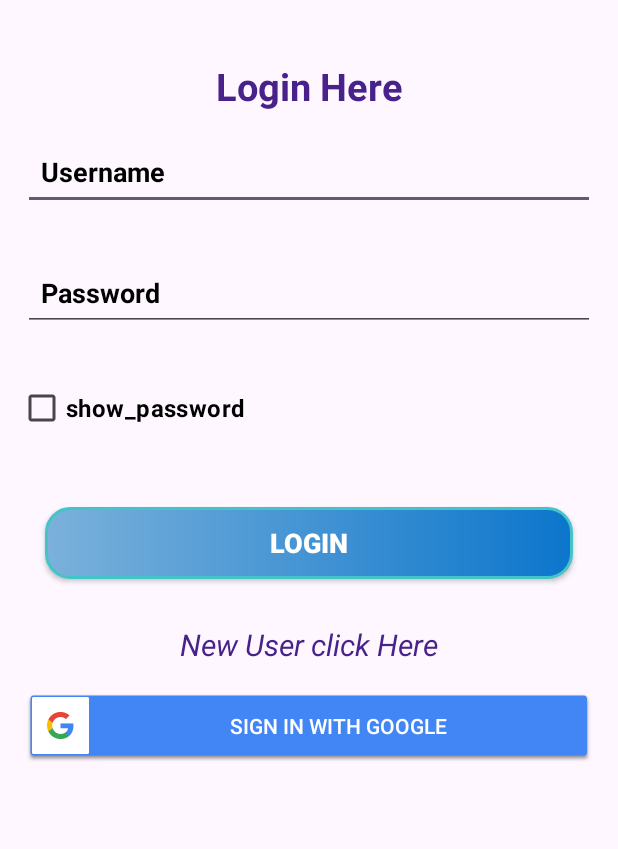
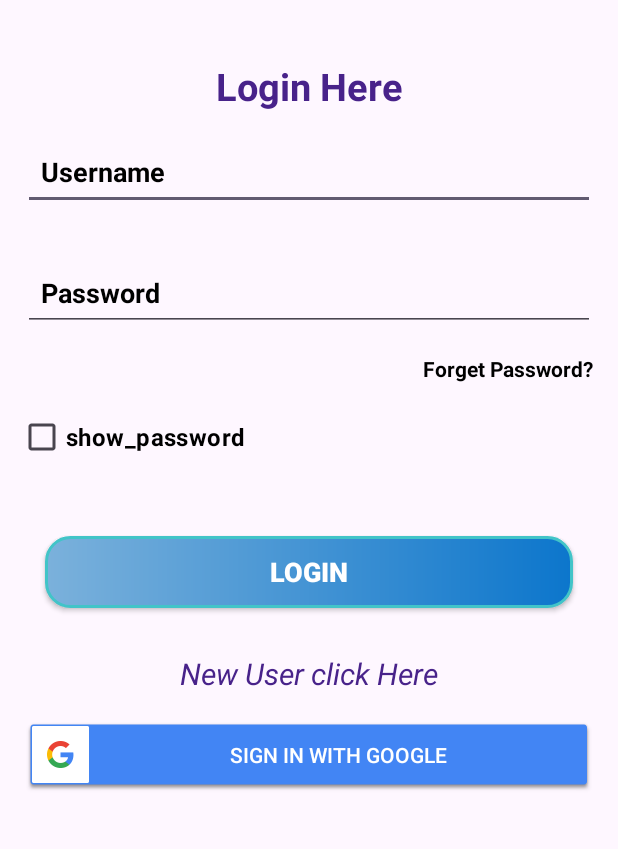
Before and after one commit to harshadapawar2710/Health-and-Fitness-Tracker, an Android app: the screen it shows after launch (LoginActivity), on a phone screen of 412 x 824 dp, the part 294-1143 px from its top. Run offline under Robolectric (Android 15) with nearby library versions, the phone set to English and light mode, and no system bars; libraries missing offline, so code that uses them is left out: com.loopj.android, cz.msebera.android.

Commit message:
forget password activity code

```diff
--- a/app/src/main/AndroidManifest.xml
+++ b/app/src/main/AndroidManifest.xml
@@ -16,11 +16,14 @@
         android:theme="@style/Theme.FinalProject"
         tools:targetApi="31">
         <activity
+            android:name=".ConformRegisterMobileNoActivity"
+            android:exported="false" />
+        <activity
             android:name=".MyProfileActivity"
             android:exported="false" />
         <activity
             android:name=".VerifyOTPActivity"
-            android:exported="false"></activity>
+            android:exported="false" />
         <activity
             android:name=".RegistrationActivity"
             android:exported="false" />
--- a/app/src/main/java/com/example/finalproject/LoginActivity.java
+++ b/app/src/main/java/com/example/finalproject/LoginActivity.java
@@ -41,7 +41,7 @@ public class LoginActivity extends AppCompatActivity {
     CheckBox cbShowHidePassword;
 
     Button btnlogin;
-    TextView tvNewUser;
+    TextView tvNewUser,tvForgetPassword;
 
     ProgressDialog progressDialog;
 
@@ -66,6 +66,7 @@ public class LoginActivity extends AppCompatActivity {
         tvNewUser = findViewById(R.id.tvloginnewuser);
         btnlogin=findViewById(R.id.btnLoginLogin);
         btnSignInWithGoogle=findViewById(R.id.acbtnLoginSignInWithGoogle);
+        tvForgetPassword=findViewById(R.id.tvLoginForgetPassword);
 
 
         googleSignInOptions=new GoogleSignInOptions.Builder(GoogleSignInOptions.DEFAULT_SIGN_IN).requestEmail().build();
@@ -88,6 +89,7 @@ public class LoginActivity extends AppCompatActivity {
                 }
             }
         });
+
 
         btnlogin.setOnClickListener(new View.OnClickListener() {
             @Override
@@ -124,6 +126,14 @@ public class LoginActivity extends AppCompatActivity {
                 }
             }
         });
+
+        tvForgetPassword.setOnClickListener(new View.OnClickListener() {
+            @Override
+            public void onClick(View view) {
+                Intent intent=new Intent(LoginActivity.this,ConformRegisterMobileNoActivity.class);
+                startActivity(intent);
+            }
+        });
         tvNewUser.setOnClickListener(new View.OnClickListener() {
             @Override
             public void onClick(View view) {
@@ -150,7 +160,7 @@ public class LoginActivity extends AppCompatActivity {
 
             try {
                 task.getResult(ApiException.class);
-                Intent intent=new Intent(LoginActivity.this,HomeActivity.class);
+                Intent intent=new Intent(LoginActivity.this,MyProfileActivity.class);
                 startActivity(intent);
                 finish();
             }catch (ApiException e)
--- a/app/src/main/res/layout/activity_login.xml
+++ b/app/src/main/res/layout/activity_login.xml
@@ -57,6 +57,18 @@
             android:textSize="18sp"
             android:textStyle="bold" />
 
+        <TextView
+            android:layout_width="wrap_content"
+            android:layout_height="wrap_content"
+            android:id="@+id/tvLoginForgetPassword"
+            android:text="Forget Password?"
+            android:textStyle="bold"
+            android:textSize="14sp"
+            android:textColor="@color/black"
+            android:layout_gravity="right"
+            android:paddingRight="16dp"
+            />
+
         <CheckBox
             android:id="@+id/cbLoginShowHidePassword"
             android:layout_width="match_parent"
--- a/app/src/main/res/layout/activity_my_profile.xml
+++ b/app/src/main/res/layout/activity_my_profile.xml
@@ -44,6 +44,9 @@
     android:text="SignOut"
     android:textColor="@color/white"
     android:textSize="18dp"
-    android:textStyle="bold" />
+        android:textStyle="bold" >
+
+    </androidx.appcompat.widget.AppCompatButton>
+
 
 </LinearLayout>
```
Also changed, not shown: app/src/main/java/com/example/finalproject/ConformRegisterMobileNoActivity.java (added, +46 -0 lines), app/src/main/java/com/example/finalproject/MyProfileActivity.java (+25 -8 lines), app/src/main/res/drawable/btn_bgd_shape.xml (added, +11 -0 lines), app/src/main/res/layout/activity_conform_register_mobile_no.xml (added, +52 -0 lines).
